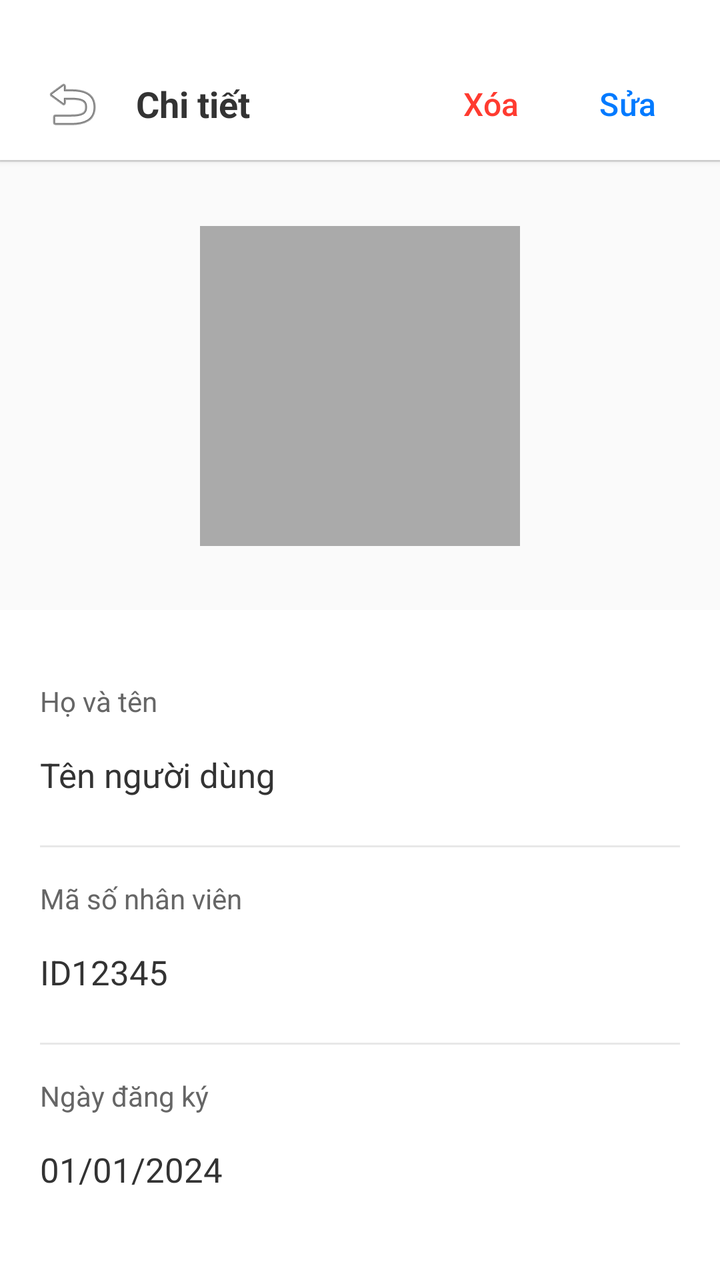
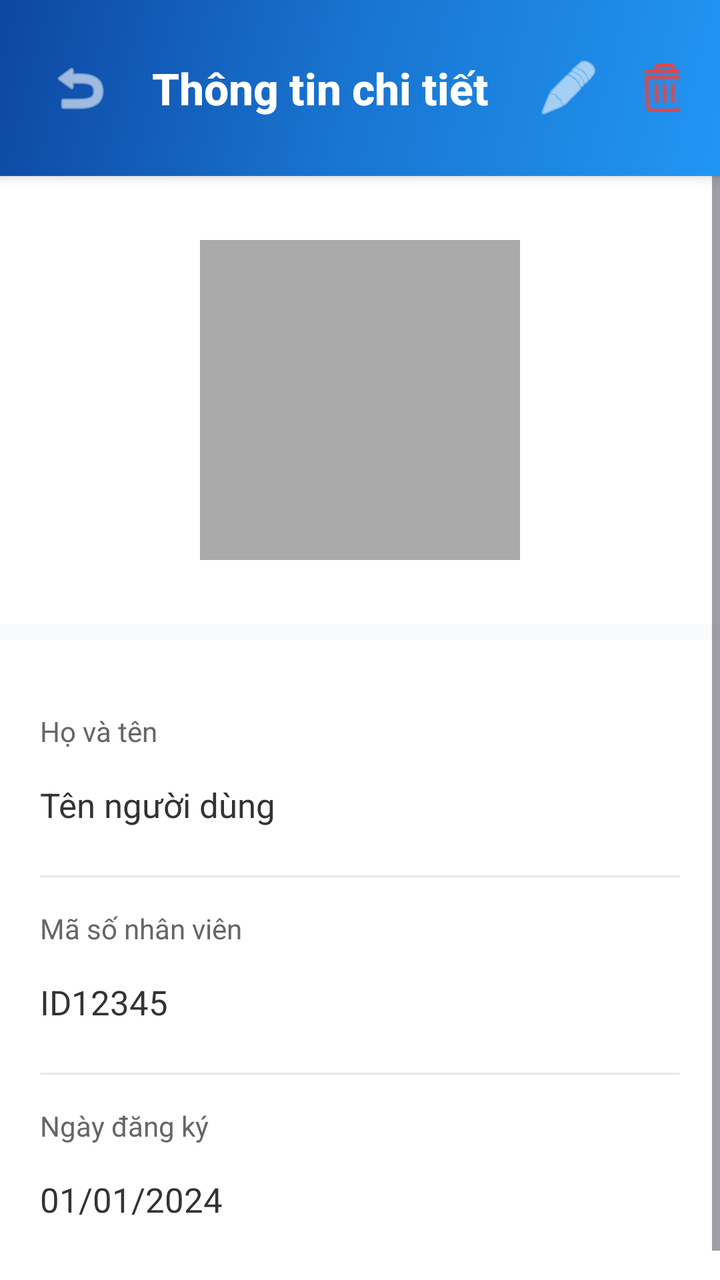

Screens rendered from an Android XML layout before and after an edit, with the pre-edit source and the edit as a unified diff.
<!-- AndroidManifest.xml: application theme Theme.FaceAttendance -->
<!-- res/layout/activity_employee_detail.xml -->
<?xml version="1.0" encoding="utf-8"?>
<RelativeLayout xmlns:android="http://schemas.android.com/apk/res/android"
    android:layout_width="match_parent"
    android:layout_height="match_parent"
    android:background="#FFFFFF">

    
    <LinearLayout
        android:id="@+id/headerLayout"
        android:layout_width="match_parent"
        android:layout_height="80dp"
        android:orientation="horizontal"
        android:gravity="center_vertical"
        android:paddingStart="12dp"
        android:paddingEnd="16dp"
        android:paddingTop="24dp"
        android:background="#FFFFFF"
        android:elevation="2dp">

        <ImageButton
            android:id="@+id/backButton"
            android:layout_width="48dp"
            android:layout_height="48dp"
            android:background="?attr/selectableItemBackgroundBorderless"
            android:src="@android:drawable/ic_menu_revert"
            android:contentDescription="Quay lại" />

        <TextView
            android:layout_width="0dp"
            android:layout_height="wrap_content"
            android:layout_weight="1"
            android:text="Chi tiết"
            android:textColor="#333333"
            android:textSize="18sp"
            android:textStyle="bold"
            android:layout_marginStart="8dp" />

        
        <Button
            android:id="@+id/deleteButton"
            android:layout_width="wrap_content"
            android:layout_height="48dp"
            android:text="Xóa"
            android:textColor="#FF3B30"
            android:textSize="16sp"
            android:background="?attr/selectableItemBackground"
            android:minWidth="0dp"
            android:paddingStart="16dp"
            android:paddingEnd="16dp"
            android:layout_marginEnd="8dp" />

        <Button
            android:id="@+id/editButton"
            android:layout_width="wrap_content"
            android:layout_height="48dp"
            android:text="Sửa"
            android:textColor="#007AFF"
            android:textSize="16sp"
            android:background="?attr/selectableItemBackground"
            android:minWidth="0dp"
            android:paddingStart="16dp"
            android:paddingEnd="16dp" />

    </LinearLayout>

    
    <View
        android:id="@+id/divider"
        android:layout_width="match_parent"
        android:layout_height="1dp"
        android:layout_below="@id/headerLayout"
        android:background="#E0E0E0" />

    
    <ScrollView
        android:layout_width="match_parent"
        android:layout_height="match_parent"
        android:layout_below="@id/divider"
        android:layout_above="@id/editButtonsLayout">

        <LinearLayout
            android:layout_width="match_parent"
            android:layout_height="wrap_content"
            android:orientation="vertical">

            
            <LinearLayout
                android:layout_width="match_parent"
                android:layout_height="wrap_content"
                android:orientation="vertical"
                android:gravity="center"
                android:paddingTop="32dp"
                android:paddingBottom="32dp"
                android:background="#FAFAFA">

                <ImageView
                    android:id="@+id/faceImageView"
                    android:layout_width="160dp"
                    android:layout_height="160dp"
                    android:scaleType="centerCrop"
                    android:background="@android:color/darker_gray" />

                
                <Button
                    android:id="@+id/updateFaceButton"
                    android:layout_width="wrap_content"
                    android:layout_height="36dp"
                    android:layout_marginTop="16dp"
                    android:text="Cập nhật ảnh khuôn mặt"
                    android:textColor="#007AFF"
                    android:textSize="14sp"
                    android:background="?attr/selectableItemBackground"
                    android:minWidth="0dp"
                    android:paddingStart="16dp"
                    android:paddingEnd="16dp"
                    android:visibility="gone" />

            </LinearLayout>

            
            <LinearLayout
                android:layout_width="match_parent"
                android:layout_height="wrap_content"
                android:orientation="vertical"
                android:padding="20dp">

                
                <LinearLayout
                    android:layout_width="match_parent"
                    android:layout_height="wrap_content"
                    android:orientation="vertical"
                    android:paddingTop="16dp"
                    android:paddingBottom="16dp">

                    <TextView
                        android:layout_width="wrap_content"
                        android:layout_height="wrap_content"
                        android:text="Họ và tên"
                        android:textSize="14sp"
                        android:textColor="#666666"
                        android:layout_marginBottom="8dp" />

                    <TextView
                        android:id="@+id/nameTextView"
                        android:layout_width="match_parent"
                        android:layout_height="wrap_content"
                        android:text="Tên người dùng"
                        android:textSize="17sp"
                        android:textColor="#333333"
                        android:paddingTop="8dp"
                        android:paddingBottom="8dp" />

                    <EditText
                        android:id="@+id/nameEditText"
                        android:layout_width="match_parent"
                        android:layout_height="wrap_content"
                        android:textSize="17sp"
                        android:textColor="#333333"
                        android:paddingTop="8dp"
                        android:paddingBottom="8dp"
                        android:background="@android:color/transparent"
                        android:visibility="gone"
                        android:hint="Nhập họ và tên"
                        android:textColorHint="#999999"
                        android:inputType="textPersonName"
                        android:imeOptions="actionDone"
                        android:singleLine="true" />

                </LinearLayout>

                
                <View
                    android:layout_width="match_parent"
                    android:layout_height="1dp"
                    android:background="#E8E8E8" />

                
                <LinearLayout
                    android:layout_width="match_parent"
                    android:layout_height="wrap_content"
                    android:orientation="vertical"
                    android:paddingTop="16dp"
                    android:paddingBottom="16dp">

                    <TextView
                        android:layout_width="wrap_content"
                        android:layout_height="wrap_content"
                        android:text="Mã số nhân viên"
                        android:textSize="14sp"
                        android:textColor="#666666"
                        android:layout_marginBottom="8dp" />

                    <TextView
                        android:id="@+id/idTextView"
                        android:layout_width="match_parent"
                        android:layout_height="wrap_content"
                        android:text="ID12345"
                        android:textSize="17sp"
                        android:textColor="#333333"
                        android:paddingTop="8dp"
                        android:paddingBottom="8dp" />

                    <EditText
                        android:id="@+id/idEditText"
                        android:layout_width="match_parent"
                        android:layout_height="wrap_content"
                        android:textSize="17sp"
                        android:textColor="#666666"
                        android:paddingTop="8dp"
                        android:paddingBottom="8dp"
                        android:background="@android:color/transparent"
                        android:visibility="gone"
                        android:hint="Mã số không thể thay đổi"
                        android:textColorHint="#999999"
                        android:enabled="false"
                        android:singleLine="true" />

                </LinearLayout>

                
                <View
                    android:layout_width="match_parent"
                    android:layout_height="1dp"
                    android:background="#E8E8E8" />

                
                <LinearLayout
                    android:layout_width="match_parent"
                    android:layout_height="wrap_content"
                    android:orientation="vertical"
                    android:paddingTop="16dp"
                    android:paddingBottom="16dp">

                    <TextView
                        android:layout_width="wrap_content"
                        android:layout_height="wrap_content"
                        android:text="Ngày đăng ký"
                        android:textSize="14sp"
                        android:textColor="#666666"
                        android:layout_marginBottom="8dp" />

                    <TextView
                        android:id="@+id/dateTextView"
                        android:layout_width="match_parent"
                        android:layout_height="wrap_content"
                        android:text="01/01/2024"
                        android:textSize="17sp"
                        android:textColor="#333333"
                        android:paddingTop="8dp"
                        android:paddingBottom="8dp" />

                    <EditText
                        android:id="@+id/dateEditText"
                        android:layout_width="match_parent"
                        android:layout_height="wrap_content"
                        android:textSize="17sp"
                        android:textColor="#666666"
                        android:paddingTop="8dp"
                        android:paddingBottom="8dp"
                        android:background="@android:color/transparent"
                        android:visibility="gone"
                        android:hint="Ngày đăng ký không thể thay đổi"
                        android:textColorHint="#999999"
                        android:enabled="false"
                        android:focusable="false"
                        android:clickable="false"
                        android:singleLine="true" />

                </LinearLayout>

            </LinearLayout>

        </LinearLayout>

    </ScrollView>

    
    <LinearLayout
        android:id="@+id/editButtonsLayout"
        android:layout_width="match_parent"
        android:layout_height="wrap_content"
        android:layout_alignParentBottom="true"
        android:orientation="horizontal"
        android:padding="16dp"
        android:background="#FFFFFF"
        android:elevation="4dp"
        android:visibility="gone">

        <Button
            android:id="@+id/cancelButton"
            android:layout_width="0dp"
            android:layout_height="48dp"
            android:layout_weight="1"
            android:text="Hủy"
            android:textColor="#333333"
            android:textSize="16sp"
            android:background="@android:color/transparent"
            android:layout_marginEnd="8dp" />

        <Button
            android:id="@+id/saveButton"
            android:layout_width="0dp"
            android:layout_height="48dp"
            android:layout_weight="1"
            android:text="Lưu"
            android:textColor="#007AFF"
            android:textSize="16sp"
            android:textStyle="bold"
            android:background="@android:color/transparent"
            android:layout_marginStart="8dp" />

    </LinearLayout>

</RelativeLayout>
<!-- resources referenced by this layout -->
<resources>
  <style name="Theme.FaceAttendance" parent="Base.Theme.FaceAttendance" />
  <style name="Base.Theme.FaceAttendance" parent="Theme.Material3.DayNight.NoActionBar">
          
          
      </style>
</resources>

<!-- the commit's change to res/layout/activity_employee_detail.xml (unified diff, before → after) -->
@@ -1,81 +1,82 @@
 <?xml version="1.0" encoding="utf-8"?>
 <RelativeLayout xmlns:android="http://schemas.android.com/apk/res/android"
+    xmlns:app="http://schemas.android.com/apk/res-auto"
     android:layout_width="match_parent"
     android:layout_height="match_parent"
-    android:background="#FFFFFF">
+    android:background="#F8F9FA">
 
     
-    <LinearLayout
+    <RelativeLayout
         android:id="@+id/headerLayout"
         android:layout_width="match_parent"
-        android:layout_height="80dp"
-        android:orientation="horizontal"
-        android:gravity="center_vertical"
-        android:paddingStart="12dp"
-        android:paddingEnd="16dp"
-        android:paddingTop="24dp"
-        android:background="#FFFFFF"
-        android:elevation="2dp">
+        android:layout_height="wrap_content"
+        android:background="@drawable/header_gradient_background"
+        android:padding="20dp"
+        android:elevation="4dp">
 
         <ImageButton
             android:id="@+id/backButton"
-            android:layout_width="48dp"
-            android:layout_height="48dp"
-            android:background="?attr/selectableItemBackgroundBorderless"
+            android:layout_width="40dp"
+            android:layout_height="40dp"
+            android:layout_centerVertical="true"
+            android:layout_alignParentStart="true"
             android:src="@android:drawable/ic_menu_revert"
-            android:contentDescription="Quay lại" />
+            android:background="?android:attr/selectableItemBackgroundBorderless"
+            android:contentDescription="Quay lại"
+            android:padding="8dp"
+            app:tint="#FFFFFF" />
 
         <TextView
-            android:layout_width="0dp"
+            android:id="@+id/headerTitle"
+            android:layout_width="wrap_content"
             android:layout_height="wrap_content"
-            android:layout_weight="1"
-            android:text="Chi tiết"
-            android:textColor="#333333"
-            android:textSize="18sp"
+            android:layout_centerVertical="true"
+            android:layout_toEndOf="@id/backButton"
+            android:layout_marginStart="16dp"
+            android:text="Thông tin chi tiết"
+            android:textSize="22sp"
             android:textStyle="bold"
-            android:layout_marginStart="8dp" />
+            android:textColor="#FFFFFF"
+            android:fontFamily="sans-serif-medium" />
 
         
-        <Button
-            android:id="@+id/deleteButton"
+        <LinearLayout
             android:layout_width="wrap_content"
-            android:layout_height="48dp"
-            android:text="Xóa"
-            android:textColor="#FF3B30"
-            android:textSize="16sp"
-            android:background="?attr/selectableItemBackground"
-            android:minWidth="0dp"
-            android:paddingStart="16dp"
-            android:paddingEnd="16dp"
-            android:layout_marginEnd="8dp" />
-
-        <Button
-            android:id="@+id/editButton"
-            android:layout_width="wrap_content"
-            android:layout_height="48dp"
-            android:text="Sửa"
-            android:textColor="#007AFF"
-            android:textSize="16sp"
-            android:background="?attr/selectableItemBackground"
-            android:minWidth="0dp"
-            android:paddingStart="16dp"
-            android:paddingEnd="16dp" />
-
-    </LinearLayout>
-
-    
-    <View
-        android:id="@+id/divider"
-        android:layout_width="match_parent"
-        android:layout_height="1dp"
-        android:layout_below="@id/headerLayout"
-        android:background="#E0E0E0" />
+            android:layout_height="wrap_content"
+            android:layout_centerVertical="true"
+            android:layout_toEndOf="@id/headerTitle"
+            android:layout_marginStart="16dp"
+            android:orientation="horizontal">
+
+            <ImageButton
+                android:id="@+id/editButton"
+                android:layout_width="48dp"
+                android:layout_height="48dp"
+                android:src="@android:drawable/ic_menu_edit"
+                android:background="?android:attr/selectableItemBackgroundBorderless"
+                android:contentDescription="Sửa"
+                android:padding="12dp"
+                app:tint="#FFFFFF" />
+
+            <ImageButton
+                android:id="@+id/deleteButton"
+                android:layout_width="48dp"
+                android:layout_height="48dp"
+                android:background="?android:attr/selectableItemBackgroundBorderless"
+                android:contentDescription="Xóa"
+                android:padding="6dp"
+                android:src="@drawable/delete"
+                app:tint="#FF3B30" />
+
+        </LinearLayout>
+
+    </RelativeLayout>
 
     
     <ScrollView
         android:layout_width="match_parent"
         android:layout_height="match_parent"
-        android:layout_below="@id/divider"
+        android:layout_below="@id/headerLayout"
         android:layout_above="@id/editButtonsLayout">
 
         <LinearLayout
@@ -91,7 +92,7 @@
                 android:gravity="center"
                 android:paddingTop="32dp"
                 android:paddingBottom="32dp"
-                android:background="#FAFAFA">
+                android:background="#FFFFFF">
 
                 <ImageView
                     android:id="@+id/faceImageView"
@@ -122,7 +123,9 @@
                 android:layout_width="match_parent"
                 android:layout_height="wrap_content"
                 android:orientation="vertical"
-                android:padding="20dp">
+                android:padding="20dp"
+                android:background="#FFFFFF"
+                android:layout_marginTop="8dp">
 
                 
                 <LinearLayout
<!-- resource entries referenced after the edit -->
@@ -1,5 +1,16 @@
 <!-- resources referenced by this layout -->
 <resources>
+  <!-- drawable delete: png bitmap (drawable, 498 bytes) -->
+  <!-- drawable header_gradient_background (drawable) -->
+  <?xml version="1.0" encoding="utf-8"?>
+  <shape xmlns:android="http://schemas.android.com/apk/res/android">
+      <gradient
+          android:angle="135"
+          android:startColor="#2196F3"
+          android:centerColor="#1976D2"
+          android:endColor="#0D47A1"
+          android:type="linear" />
+  </shape>
   <style name="Theme.FaceAttendance" parent="Base.Theme.FaceAttendance" />
   <style name="Base.Theme.FaceAttendance" parent="Theme.Material3.DayNight.NoActionBar">
           
